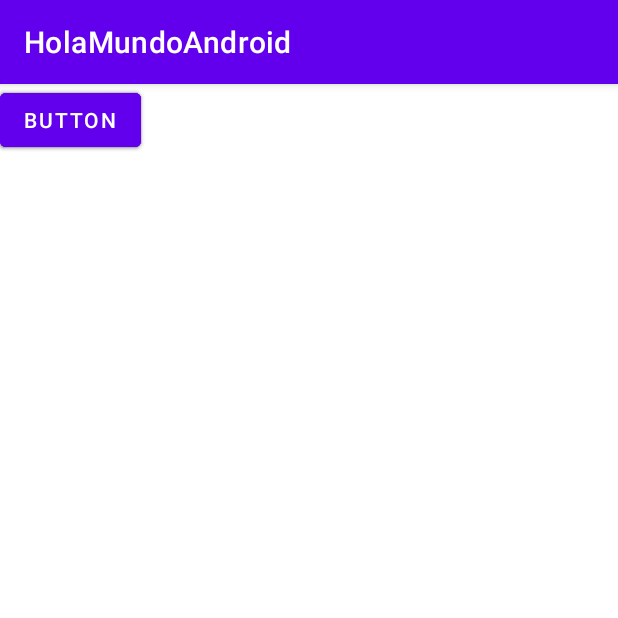
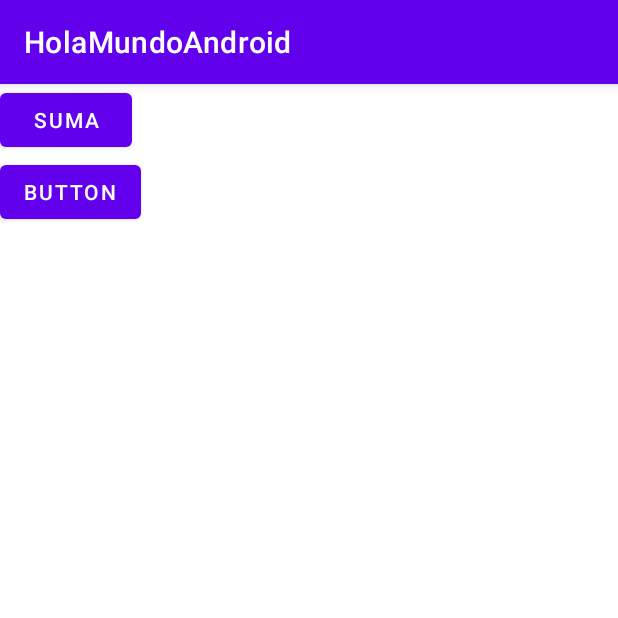
Before and after one commit to Omarcillo44/HolaMundoAndroid, an Android app: the screen it shows after launch (MainActivity), on a phone screen of 412 x 824 dp, the top half of it. Run offline under Robolectric (Android 15) with nearby library versions, the phone set to English and light mode, and no system bars.

Commit message:
Se agregó método, actividad para la suma

```diff
--- a/app/src/main/AndroidManifest.xml
+++ b/app/src/main/AndroidManifest.xml
@@ -10,6 +10,12 @@
         android:supportsRtl="true"
         android:theme="@style/Theme.HolaMundoAndroid">
         <activity
+            android:name=".restaActivity"
+            android:exported="true" />
+        <activity
+            android:name=".SumaActivity"
+            android:exported="true" />
+        <activity
             android:name=".MainActivity"
             android:exported="true">
             <intent-filter>
--- a/app/src/main/res/layout/activity_main.xml
+++ b/app/src/main/res/layout/activity_main.xml
@@ -6,36 +6,30 @@
     android:layout_height="match_parent"
     tools:context=".MainActivity">
 
+    <LinearLayout
+        android:layout_width="match_parent"
+        android:layout_height="match_parent"
+        android:orientation="vertical">
+
         <Button
-        android:id="@+id/boton_Omar"
-        android:layout_width="wrap_content"
+            android:id="@+id/Button_suma"
+            android:layout_width="88dp"
             android:layout_height="wrap_content"
-        android:text="Button"
-        tools:layout_editor_absoluteX="16dp"
-        tools:layout_editor_absoluteY="56dp" />
+            android:text="Suma" />
 
         <Button
             android:id="@+id/boton_Macz"
             android:layout_width="wrap_content"
             android:layout_height="wrap_content"
-        android:text="Button"
-        tools:layout_editor_absoluteX="16dp"
-        tools:layout_editor_absoluteY="148dp" />
+            android:text="Button" />
 
-    <Button
-        android:id="@+id/boton_Yorch"
-        android:layout_width="wrap_content"
-        android:layout_height="wrap_content"
-        android:text="Button"
-        tools:layout_editor_absoluteX="151dp"
-        tools:layout_editor_absoluteY="155dp" />
+    </LinearLayout>
 
-    <Button
-        android:id="@+id/boton_Mau"
-        android:layout_width="wrap_content"
-        android:layout_height="wrap_content"
-        android:text="Button"
-        tools:layout_editor_absoluteX="151dp"
-        tools:layout_editor_absoluteY="56dp" />
+    <LinearLayout
+        android:layout_width="match_parent"
+        android:layout_height="match_parent"
+        android:orientation="vertical">
+
+    </LinearLayout>
 
 </androidx.constraintlayout.widget.ConstraintLayout>
```
Also changed, not shown: app/src/main/java/ipn/cecyt9/holamundoandroid/MainActivity.java (+26 -0 lines), app/src/main/java/ipn/cecyt9/holamundoandroid/SumaActivity.java (added, +14 -0 lines), app/src/main/java/ipn/cecyt9/holamundoandroid/restaActivity.java (added, +14 -0 lines), app/src/main/res/layout/activity_resta.xml (added, +9 -0 lines), app/src/main/res/layout/activity_suma.xml (added, +9 -0 lines). Lines whose indentation alone changed are shown as unchanged.
